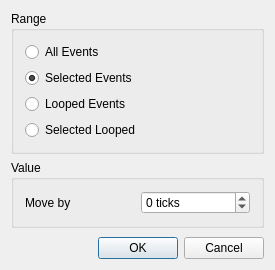
This is muse3/muse/widgets/function_dialogs/movebase.ui in emrum/muse as Qt 5 draws it before an edit. The edited form follows.
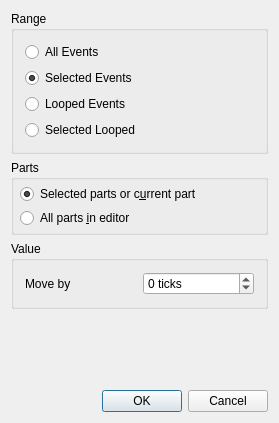
This is the edited form.

The edit to the form file:
```diff
--- a/muse3/muse/widgets/function_dialogs/movebase.ui
+++ b/muse3/muse/widgets/function_dialogs/movebase.ui
@@ -6,8 +6,8 @@
    <rect>
     <x>0</x>
     <y>0</y>
-    <width>275</width>
-    <height>270</height>
+    <width>279</width>
+    <height>423</height>
    </rect>
   </property>
   <property name="windowTitle">
@@ -66,6 +66,53 @@
      </layout>
     </widget>
    </item>
+   <item>
+    <widget class="QGroupBox" name="partsBox">
+     <property name="sizePolicy">
+      <sizepolicy hsizetype="Preferred" vsizetype="Minimum">
+       <horstretch>0</horstretch>
+       <verstretch>0</verstretch>
+      </sizepolicy>
+     </property>
+     <property name="title">
+      <string>Parts</string>
+     </property>
+     <layout class="QVBoxLayout" name="verticalLayout_6">
+      <property name="spacing">
+       <number>4</number>
+      </property>
+      <property name="leftMargin">
+       <number>6</number>
+      </property>
+      <property name="topMargin">
+       <number>4</number>
+      </property>
+      <property name="rightMargin">
+       <number>6</number>
+      </property>
+      <property name="bottomMargin">
+       <number>4</number>
+      </property>
+      <item>
+       <widget class="QRadioButton" name="not_all_parts_button">
+        <property name="text">
+         <string>Selected parts or c&amp;urrent part</string>
+        </property>
+        <property name="checked">
+         <bool>true</bool>
+        </property>
+       </widget>
+      </item>
+      <item>
+       <widget class="QRadioButton" name="all_parts_button">
+        <property name="text">
+         <string>All parts &amp;in editor</string>
+        </property>
+       </widget>
+      </item>
+     </layout>
+    </widget>
+   </item>
    <item>
     <widget class="QGroupBox" name="groupBox_2">
      <property name="title">
```
Left out of the diff: 33 changed lines with no effect on the pictures.
